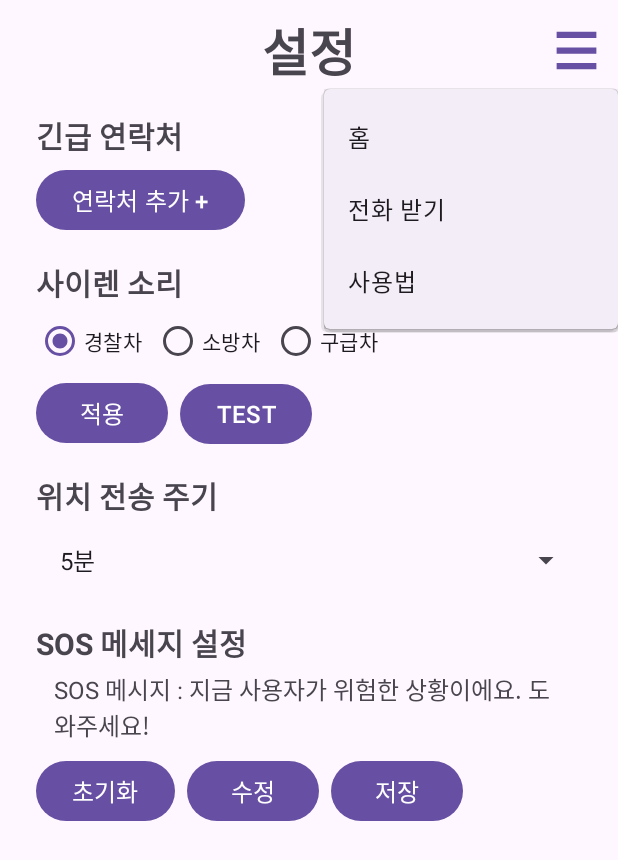
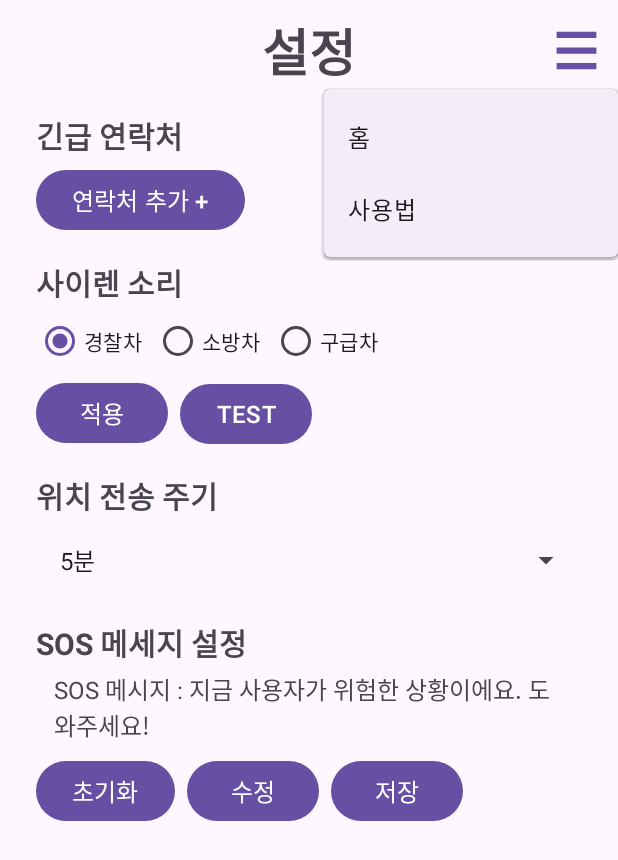
Before and after one commit to ssshyun1001/2023_GURU2_Android, an Android app: the Settings screen opened directly, with no data from a screen before it, after a tap on an icon or button, on a phone screen of 412 x 824 dp. Shown: the top 860 px of the screen. Run offline under Robolectric (Android 15) with nearby library versions, the phone set to English and light mode, and no system bars.

Commit message:
설정 내 옵션 메뉴 중 '전화 받기' 삭제

```diff
--- a/app/src/main/java/com/example/guru2_dsjouju_app/Settings.kt
+++ b/app/src/main/java/com/example/guru2_dsjouju_app/Settings.kt
@@ -89,12 +89,6 @@ class Settings : AppCompatActivity() {
                     // 홈 항목 클릭 시 MainActivity로 이동
                     val intent = Intent(this, MainActivity::class.java)
                     startActivity(intent)
-                    true
-                }
-                R.id.action_call -> {
-                    // 전화 받기 항목 클릭 시 MainActivity로 이동
-                    //val intent = Intent(this, MainActivity::class.java)
-                    //startActivity(intent)
                     true
                 }
                 R.id.action_tutorial -> {
--- a/app/src/main/res/menu/menu_settings.xml
+++ b/app/src/main/res/menu/menu_settings.xml
@@ -8,11 +8,6 @@
         android:title="@string/action_home"
         app:actionProviderClass="androidx.mediarouter.app.MediaRouteActionProvider"
         tools:icon="@drawable/mr_button_light" />
-    <item
-        android:id="@+id/action_call"
-        android:title="@string/action_call"
-        app:actionProviderClass="androidx.mediarouter.app.MediaRouteActionProvider"
-        tools:icon="@drawable/mr_button_light" />
 
     <item
         android:id="@+id/action_tutorial"
```
